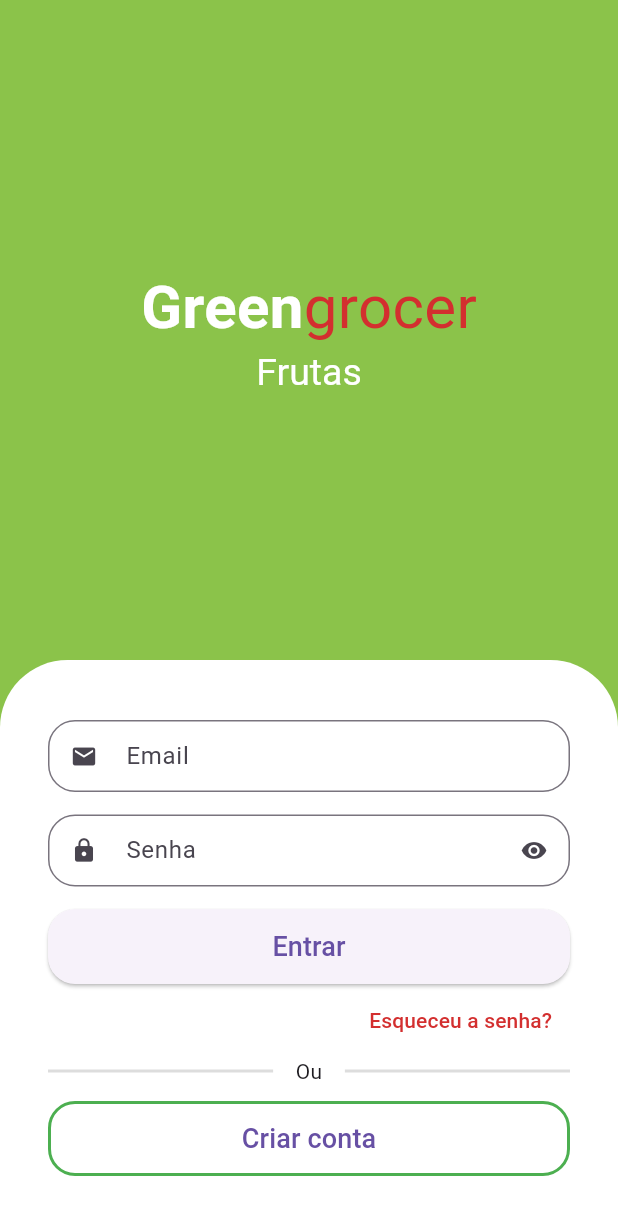
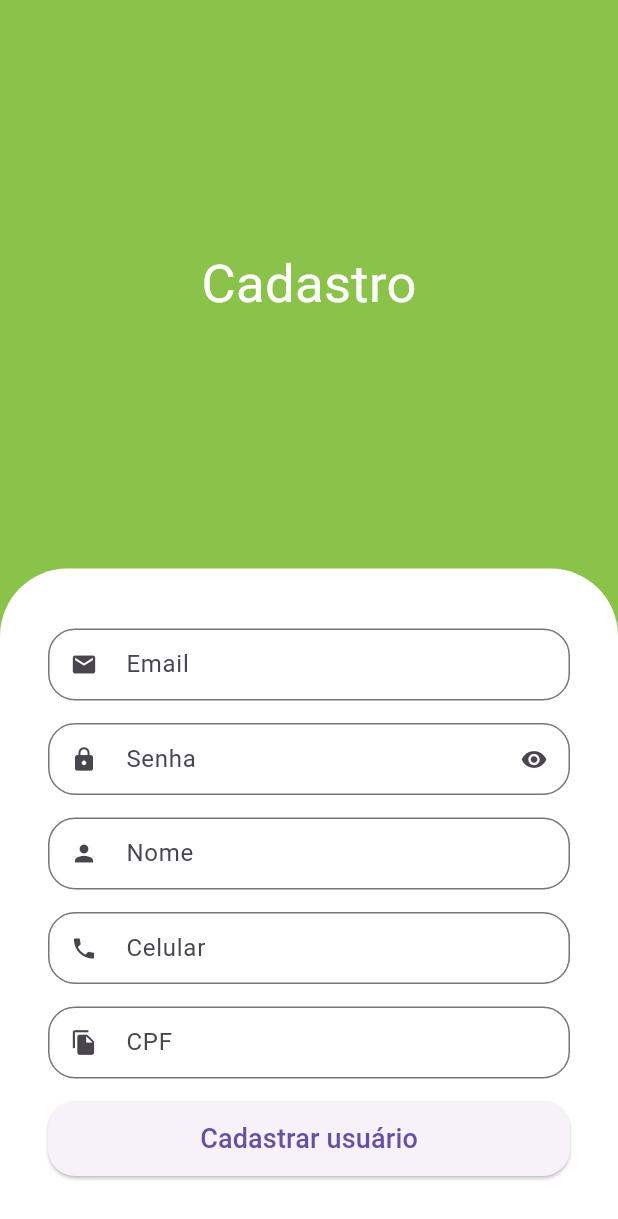
Before and after one commit to caioocardoso/QuitandaVirtual-Flutter, a Flutter app: the screen it shows after launch, after a tap on "Criar conta", on a phone screen of 412 x 824 dp. Shown: the top 1219 px of the screen. Run offline on Flutter 3.47's test engine with Material 3 defaults, Android fonts, the phone set to English and light mode, and no system bars; drawn by our look-alikes of animated_text_kit.

Commit message:
Iniciando a tela de cadastro, criando o container com a circunferência e espaçamento e adicionando o formulário, botão de cadastro e rolagem

```diff
--- a/lib/src/auth/sign_in_screen.dart
+++ b/lib/src/auth/sign_in_screen.dart
@@ -1,6 +1,7 @@
 import 'package:animated_text_kit/animated_text_kit.dart';
 import 'package:flutter/material.dart';
 import 'package:greengrocer/src/auth/components/custom_text_field.dart';
+import 'package:greengrocer/src/auth/sign_up_screen.dart';
 import 'package:greengrocer/src/config/custom_colors.dart';
 
 class SignInScreen extends StatelessWidget {
@@ -167,7 +168,15 @@ class SignInScreen extends StatelessWidget {
                             color: Colors.green,
                           ),
                         ),
-                        onPressed: () {},
+                        onPressed: () {
+                          Navigator.of(context).push(
+                            MaterialPageRoute(
+                              builder: (c) {
+                                return SignUpScreen();
+                              },
+                            ),
+                          );
+                        },
                         child: const Text(
                           "Criar conta",
                           style: TextStyle(
--- /dev/null
+++ b/lib/src/auth/sign_up_screen.dart
@@ -0,0 +1,93 @@
+import 'package:flutter/material.dart';
+import 'package:greengrocer/src/auth/components/custom_text_field.dart';
+import 'package:greengrocer/src/config/custom_colors.dart';
+
+class SignUpScreen extends StatelessWidget {
+  const SignUpScreen({super.key});
+
+  @override
+  Widget build(BuildContext context) {
+    final size = MediaQuery.of(context).size;
+
+    return Scaffold(
+      backgroundColor: CustomColors.customSwatchColor,
+      body: SingleChildScrollView(
+        child: SizedBox(
+          height: size.height,
+          width: size.width,
+          child: Column(
+            children: [
+              const Expanded(
+                child: Center(
+                  child: Text(
+                    'Cadastro',
+                    style: TextStyle(
+                      color: Colors.white,
+                      fontSize: 35,
+                    ),
+                  ),
+                ),
+              ),
+
+              // Formulário
+              Container(
+                padding: const EdgeInsets.symmetric(
+                  horizontal: 32,
+                  vertical: 40,
+                ),
+                decoration: const BoxDecoration(
+                  color: Colors.white,
+                  borderRadius: BorderRadius.vertical(
+                    top: Radius.circular(45),
+                  ),
+                ),
+                child: Column(
+                  crossAxisAlignment: CrossAxisAlignment.stretch,
+                  children: [
+                    const CustomTextField(
+                      icon: Icons.email,
+                      label: 'Email',
+                    ),
+                    const CustomTextField(
+                      icon: Icons.lock,
+                      label: 'Senha',
+                      isSecret: true,
+                    ),
+                    const CustomTextField(
+                      icon: Icons.person,
+                      label: 'Nome',
+                    ),
+                    const CustomTextField(
+                      icon: Icons.phone,
+                      label: 'Celular',
+                    ),
+                    const CustomTextField(
+                      icon: Icons.file_copy,
+                      label: 'CPF',
+                    ),
+                    SizedBox(
+                      height: 50,
+                      child: ElevatedButton(
+                        style: ElevatedButton.styleFrom(
+                          shape: RoundedRectangleBorder(
+                              borderRadius: BorderRadius.circular(18)),
+                        ),
+                        onPressed: () {},
+                        child: const Text(
+                          'Cadastrar usuário',
+                          style: TextStyle(
+                            fontSize: 18,
+                          ),
+                        ),
+                      ),
+                    ),
+                  ],
+                ),
+              ),
+            ],
+          ),
+        ),
+      ),
+    );
+  }
+}
```
